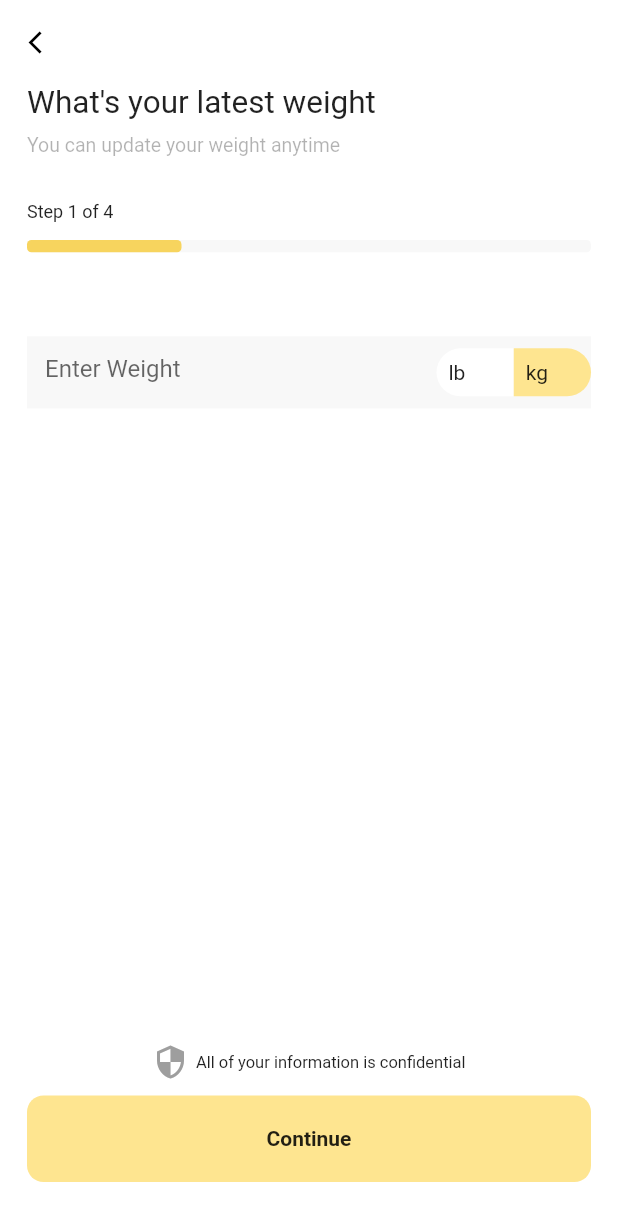
After one commit to NefiseTnc/flutter_calorie_counter_app, a Flutter app: the screen it shows after launch, after a tap on "Continue", on a phone screen of 412 x 824 dp. The commit adds this screen. Shown: the top 1221 px of the screen. Run offline on Flutter 3.47's test engine with Material 2 defaults, Android fonts, the light colour scheme and no system bars.

Commit message:
update #2

```diff
--- a/lib/constant/app_colors.dart
+++ b/lib/constant/app_colors.dart
@@ -5,5 +5,5 @@ class AppColors {
 
   static const Color primaryColor = Color(0xffF7D45E);
   static const Color secondaryColor = Color(0xffFEE590);
-  static const Color lightGreyColor = Color(0xffF1F1F1);
+  static const Color lightGreyColor = Color(0xffF8F8F8);
 }
--- a/lib/pages/goal/goal_page.dart
+++ b/lib/pages/goal/goal_page.dart
@@ -1,6 +1,9 @@
+// ignore_for_file: prefer_const_constructors
+
 import 'package:flutter/material.dart';
 import 'package:flutter_calorie_counter_app/constant/app_assets.dart';
 import 'package:flutter_calorie_counter_app/constant/app_colors.dart';
+import 'package:flutter_calorie_counter_app/pages/step/steps_page.dart';
 
 class GoalPage extends StatefulWidget {
   const GoalPage({Key? key}) : super(key: key);
@@ -121,7 +124,15 @@ class _GoalPageState extends State<GoalPage> {
   }
 
   Widget _appButton(Size size) {
-    return Container(
+    return GestureDetector(
+      onTap: () {
+        Navigator.push(
+            context,
+            MaterialPageRoute(
+              builder: (context) => StepPage(),
+            ));
+      },
+      child: Container(
         width: size.width,
         height: size.height * .07,
         decoration: BoxDecoration(
@@ -137,6 +148,7 @@ class _GoalPageState extends State<GoalPage> {
             ),
           ),
         ),
+      ),
     );
   }
 }
--- /dev/null
+++ b/lib/pages/step/steps_page.dart
@@ -0,0 +1,186 @@
+import 'package:flutter/material.dart';
+
+import '../../constant/app_colors.dart';
+
+class StepPage extends StatefulWidget {
+  const StepPage({Key? key}) : super(key: key);
+
+  @override
+  State<StepPage> createState() => _StepPageState();
+}
+
+class _StepPageState extends State<StepPage> {
+  @override
+  Widget build(BuildContext context) {
+    var size = MediaQuery.of(context).size;
+    return Scaffold(
+      appBar: _appBar(),
+      body: Padding(
+        padding: const EdgeInsets.symmetric(horizontal: 18.0),
+        child: Column(
+          mainAxisAlignment: MainAxisAlignment.spaceBetween,
+          children: [
+            Column(
+              crossAxisAlignment: CrossAxisAlignment.start,
+              children: [
+                const Text(
+                  "What's your latest weight",
+                  style: TextStyle(
+                    fontSize: 21,
+                  ),
+                ),
+                const SizedBox(
+                  height: 8,
+                ),
+                Text(
+                  "You can update your weight anytime",
+                  style: TextStyle(
+                      fontSize: 13, color: Colors.black.withOpacity(.3)),
+                ),
+                const SizedBox(
+                  height: 30,
+                ),
+                const Text(
+                  "Step 1 of 4",
+                  style: TextStyle(
+                    fontSize: 12,
+                  ),
+                ),
+                const SizedBox(
+                  height: 12,
+                ),
+                Stack(
+                  children: [
+                    Container(
+                      width: size.width,
+                      height: size.height * .01,
+                      decoration: BoxDecoration(
+                        color: AppColors.lightGreyColor,
+                        borderRadius: BorderRadius.circular(3),
+                      ),
+                    ),
+                    Container(
+                      width: size.width * .25,
+                      height: size.height * .01,
+                      decoration: BoxDecoration(
+                        color: AppColors.primaryColor,
+                        borderRadius: BorderRadius.circular(3),
+                      ),
+                    ),
+                  ],
+                ),
+                const SizedBox(
+                  height: 56,
+                ),
+                TextField(
+                  decoration: InputDecoration(
+                    filled: true,
+                    fillColor: AppColors.lightGreyColor,
+                    border: InputBorder.none,
+                    hintText: "Enter Weight",
+                    suffixIcon: Container(
+                      width: size.width * .25,
+                      decoration: BoxDecoration(
+                        borderRadius: BorderRadius.circular(25),
+                      ),
+                      child: Row(
+                          mainAxisAlignment: MainAxisAlignment.spaceAround,
+                          children: [
+                            Container(
+                                padding: const EdgeInsets.all(8),
+                                width: size.width * .125,
+                                decoration: const BoxDecoration(
+                                  borderRadius: BorderRadius.only(
+                                      topLeft: Radius.circular(25),
+                                      bottomLeft: Radius.circular(25)),
+                                  color: Colors.white,
+                                ),
+                                child: const Text("lb")),
+                            Container(
+                                padding: const EdgeInsets.all(8),
+                                width: size.width * .125,
+                                decoration: const BoxDecoration(
+                                  color: AppColors.secondaryColor,
+                                  borderRadius: BorderRadius.only(
+                                      topRight: Radius.circular(25),
+                                      bottomRight: Radius.circular(25)),
+                                ),
+                                child: const Text("kg")),
+                          ]),
+                    ),
+                  ),
+                ),
+              ],
+            ),
+            Column(
+              children: [
+                Row(
+                  mainAxisAlignment: MainAxisAlignment.center,
+                  children: const [
+                    Icon(
+                      Icons.security,
+                      color: Colors.grey,
+                    ),
+                    SizedBox(
+                      width: 5,
+                    ),
+                    Text(
+                      "All of your information is confidential",
+                      style: TextStyle(
+                        fontSize: 11,
+                      ),
+                    )
+                  ],
+                ),
+                const SizedBox(
+                  height: 10,
+                ),
+                _appButton(size),
+                const SizedBox(
+                  height: 36,
+                ),
+              ],
+            )
+          ],
+        ),
+      ),
+    );
+  }
+
+  AppBar _appBar() {
+    return AppBar(
+      backgroundColor: Colors.white,
+      elevation: 0,
+      leading: IconButton(
+          onPressed: () {},
+          icon: const Icon(
+            Icons.arrow_back_ios,
+            color: Colors.black,
+            size: 18,
+          )),
+    );
+  }
+
+  Widget _appButton(Size size) {
+    return GestureDetector(
+      onTap: () {},
+      child: Container(
+        width: size.width,
+        height: size.height * .07,
+        decoration: BoxDecoration(
+          color: AppColors.secondaryColor,
+          borderRadius: BorderRadius.circular(11),
+        ),
+        child: const Center(
+          child: Text(
+            "Continue",
+            style: TextStyle(
+              fontSize: 14,
+              fontWeight: FontWeight.w700,
+            ),
+          ),
+        ),
+      ),
+    );
+  }
+}
```
Lines whose indentation alone changed are shown as unchanged.
